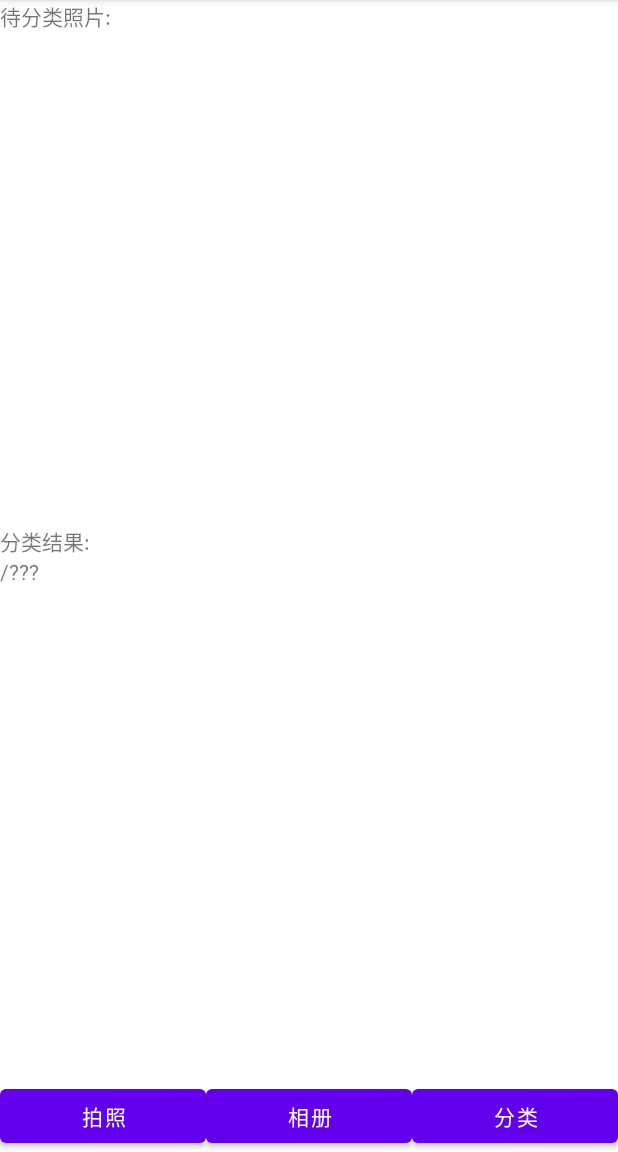
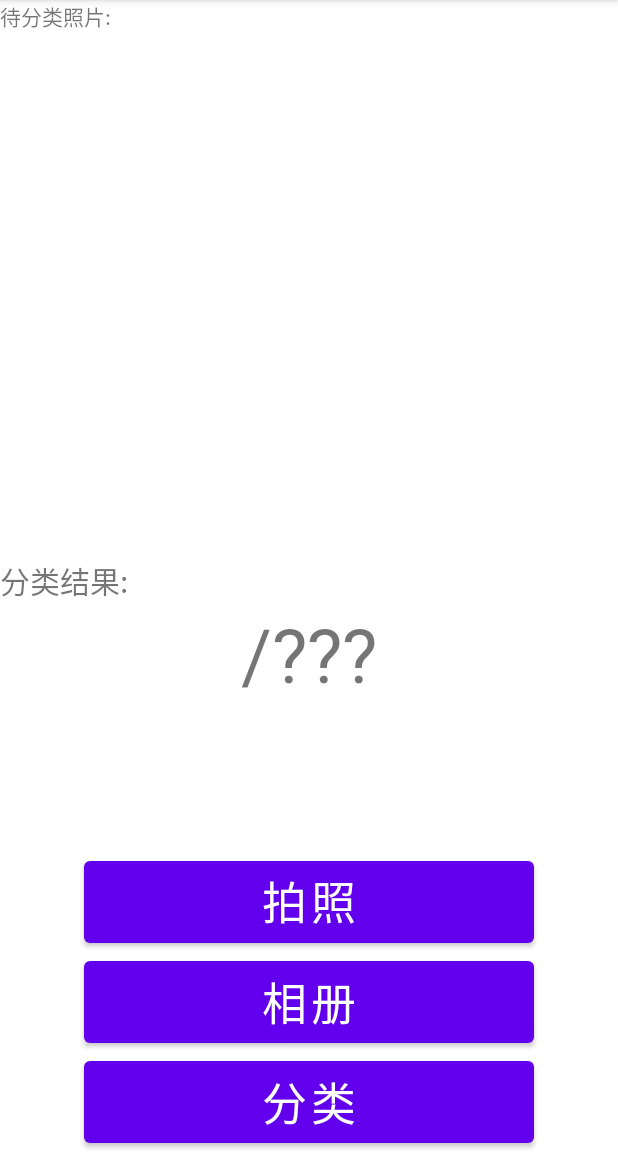
Before and after one commit to ChangxueDeng/Android_Citrus_Disease_Identification_System, an Android app: the screen it shows after launch (MainActivity), on a phone screen of 412 x 824 dp, the part 84-1236 px from its top. Run offline under Robolectric (Android 15) with nearby library versions, the phone set to English and light mode, and no system bars; libraries missing offline, so code that uses them is left out: org.pytorch, org.pytorch.torchvision.

Commit message:
界面调整1

```diff
--- a/app/src/main/res/layout/activity_main.xml
+++ b/app/src/main/res/layout/activity_main.xml
@@ -23,45 +23,58 @@
             android:layout_gravity="center"
             android:id="@+id/img"/>
     </LinearLayout>
+
     <LinearLayout
         android:layout_width="match_parent"
-        android:layout_height="wrap_content"
-        android:layout_weight="1"
+        android:layout_height="20dp"
+        android:layout_weight="0.5"
         android:orientation="vertical">
+
         <TextView
+            android:id="@+id/class_t"
             android:layout_width="match_parent"
             android:layout_height="wrap_content"
-            android:id="@+id/class_t"
-            android:text="分类结果:"/>
+            android:textSize="20sp"
+            android:text="分类结果:" />
+
         <TextView
+            android:id="@+id/classed"
             android:layout_width="match_parent"
-            android:layout_height="match_parent"
-            android:id="@+id/classed"
-            android:text="/???"/>
+            android:layout_height="100dp"
+            android:textSize="50sp"
+            android:gravity="center_horizontal"
+            android:text="/???" />
+
+
     </LinearLayout>
 
     <LinearLayout
         android:layout_width="match_parent"
-        android:layout_height="wrap_content"
-        android:gravity="end"
-        android:orientation="horizontal">
+        android:layout_height="200dp"
+        android:gravity="center"
+        android:orientation="vertical">
     <Button
-        android:layout_width="wrap_content"
+        android:layout_width="300dp"
         android:layout_height="match_parent"
+        android:gravity="center_horizontal"
         android:id="@+id/button1"
         android:layout_weight="1"
-        android:text="拍照"/>
+        android:text="拍照"
+        android:textSize="30sp"/>
+
     <Button
-        android:layout_width="wrap_content"
+        android:layout_width="300dp"
         android:layout_height="match_parent"
         android:id="@+id/button2"
         android:layout_weight="1"
+        android:textSize="30sp"
         android:text="相册"/>
     <Button
-        android:layout_width="wrap_content"
+        android:layout_width="300dp"
         android:layout_height="match_parent"
         android:id="@+id/button3"
         android:layout_weight="1"
+        android:textSize="30sp"
         android:text="分类"/>
     </LinearLayout>
 
```
Also changed, not shown: app/src/main/java/com/example/myapplication/Classifier.java (+36 -14 lines), app/src/main/java/com/example/myapplication/MainActivity.java (+66 -1 lines).
